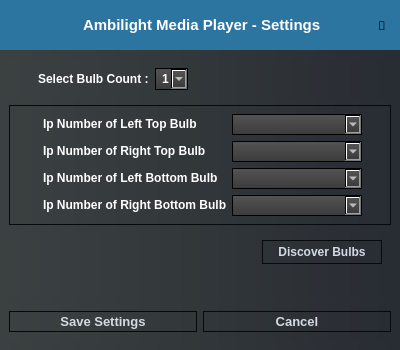
Above: src/Settings/Settings.ui from CankayaUniversity/ceng-407-408-2021-2022-Ambilight-Media-Player before the change. Below: the same form after it.
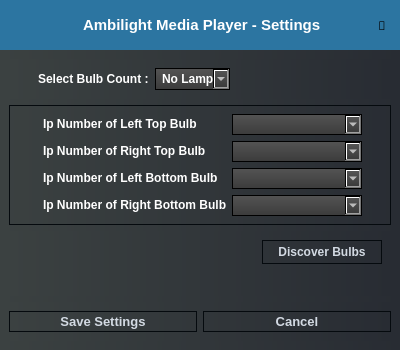
That is the form after the change. Icons and pictures are not drawn.

```diff
--- a/src/Settings/Settings.ui
+++ b/src/Settings/Settings.ui
@@ -392,6 +392,12 @@
                       <verstretch>0</verstretch>
                      </sizepolicy>
                     </property>
+                    <property name="minimumSize">
+                     <size>
+                      <width>75</width>
+                      <height>0</height>
+                     </size>
+                    </property>
                     <property name="font">
                      <font>
                       <family>Arial</family>
@@ -439,6 +445,11 @@
 
 }</string>
                     </property>
+                    <item>
+                     <property name="text">
+                      <string>No Lamp</string>
+                     </property>
+                    </item>
                     <item>
                      <property name="text">
                       <string>1</string>
```
